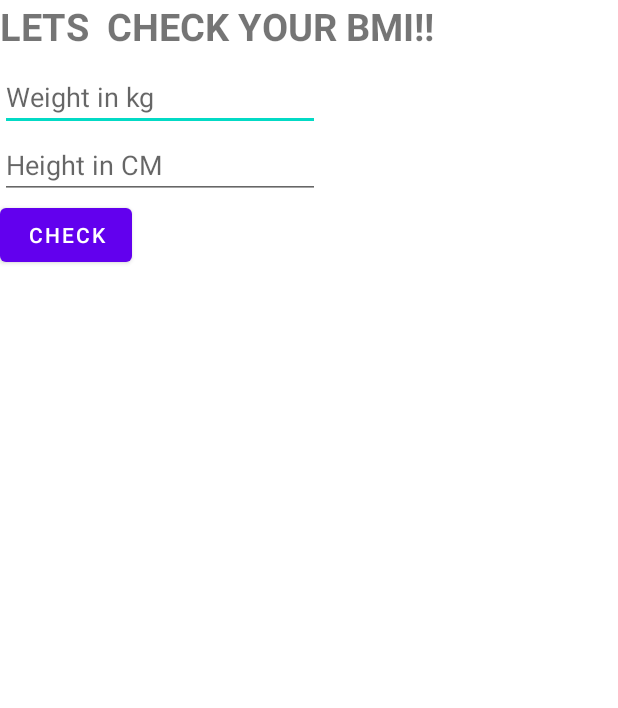
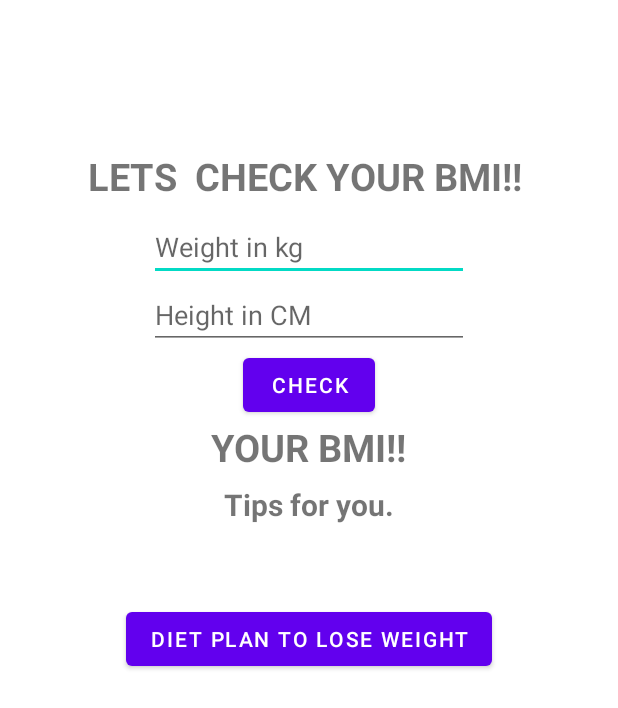
Before and after one commit to Isfaf-Uz-Zaman/HealthyLife, an Android app: the BmiCalculator screen opened directly, with no data from a screen before it, on a phone screen of 412 x 824 dp. Shown: the top 708 px of the screen. Run offline under Robolectric (Android 15) with nearby library versions, the phone set to English and light mode, and no system bars.

Commit message:
Completed the BMI calculator and rearranged the activities.

```diff
--- a/app/src/main/java/com/example/homehealthylifestyle/BmiCalculator.java
+++ b/app/src/main/java/com/example/homehealthylifestyle/BmiCalculator.java
@@ -2,10 +2,13 @@ package com.example.homehealthylifestyle;
 
 import androidx.appcompat.app.AppCompatActivity;
 
+import android.content.Intent;
 import android.os.Bundle;
+import android.text.TextUtils;
 import android.view.View;
 import android.widget.Button;
 import android.widget.EditText;
+import android.widget.TextView;
 import android.widget.Toast;
 
 public class BmiCalculator extends AppCompatActivity {
@@ -13,20 +16,46 @@ public class BmiCalculator extends AppCompatActivity {
     private Button checkBmi;
     private EditText userWeight;
     private EditText userHeight;
+    public TextView yourBmiIs,tipsForUser;
+    public Button checkTheLoseWeightPlan;
+
 
     @Override
     protected void onCreate(Bundle savedInstanceState) {
         super.onCreate(savedInstanceState);
         setContentView(R.layout.activity_bmi_calculator);
 
-        userWeight=findViewById(R.id.editTextTextPersonWeight);
-        userHeight=findViewById(R.id.editTextTextPersonHeight);
-        checkBmi=findViewById(R.id.checkBmiID);
+        userWeight=(EditText)findViewById(R.id.editTextTextPersonWeight);
+        userHeight=(EditText) findViewById(R.id.editTextTextPersonHeight);
+        checkBmi=(Button) findViewById(R.id.checkBmiID);
+        yourBmiIs = (TextView) findViewById(R.id.yourBmiID);
+        tipsForUser = (TextView)findViewById(R.id.suggestUserChart);
+        checkTheLoseWeightPlan =(Button) findViewById(R.id.checkDietChart);
+
+
+        checkTheLoseWeightPlan.setOnClickListener(new View.OnClickListener() {
+            @Override
+            public void onClick(View v) {
+                Intent intent = new Intent(BmiCalculator.this,LoseWeightPlan.class);
+                startActivity(intent);
+            }
+        });
+
 
         checkBmi.setOnClickListener(new View.OnClickListener() {
             @Override
             public void onClick(View v) {
-                calculateUseBMI();
+                if(TextUtils.isEmpty(userWeight.getText().toString()))
+                {
+                    Toast.makeText(BmiCalculator.this,"Please provide Weight",Toast.LENGTH_LONG).show();
+                }else if(TextUtils.isEmpty(userHeight.getText().toString()))
+                {
+                    Toast.makeText(BmiCalculator.this,"Please provide Height",Toast.LENGTH_LONG).show();
+                }else {
+                    calculateUseBMI();
+                }
+
+
             }
         });
 
@@ -41,9 +70,38 @@ public class BmiCalculator extends AppCompatActivity {
         float wightValue = Float.parseFloat(userProvidedWeight);
         float heightValue = Float.parseFloat(userProvidedHeight) / 100;
 
+
         float calculatedBMI = wightValue/(heightValue * heightValue);
 
-        Toast.makeText(BmiCalculator.this,""+calculatedBMI,Toast.LENGTH_LONG).show();
+        if(calculatedBMI<16)
+        {
+            yourBmiIs.setText("Your BMI is="+calculatedBMI);
+            tipsForUser.setText("You are very much Underweight");
+
+            Toast.makeText(BmiCalculator.this," with BMI="+calculatedBMI,Toast.LENGTH_LONG).show();
+        }else if(calculatedBMI<18.4)
+        {
+            yourBmiIs.setText("Your BMI is="+calculatedBMI);
+            tipsForUser.setText("You are a bit Underweight");
+            Toast.makeText(BmiCalculator.this,"You are Underweight with BMI="+calculatedBMI,Toast.LENGTH_LONG).show();
+        }else if(calculatedBMI>=18.5 && calculatedBMI<= 24.9)
+        {
+            yourBmiIs.setText("Your BMI is="+calculatedBMI);
+            tipsForUser.setText("You are in perfect shape");
+            Toast.makeText(BmiCalculator.this,"You are in perfect weight with BMI="+calculatedBMI,Toast.LENGTH_LONG).show();
+        }else if(calculatedBMI>=25 && calculatedBMI<= 29.9)
+        {
+            yourBmiIs.setText("Your BMI is="+calculatedBMI);
+            tipsForUser.setText("You are overweight.Please check the diet plan to lose weight");
+            Toast.makeText(BmiCalculator.this,"You are in over weight with BMI="+calculatedBMI,Toast.LENGTH_LONG).show();
+        }else
+        {
+            yourBmiIs.setText("Your BMI is="+calculatedBMI);
+            tipsForUser.setText("You are in critical condition Please visit a doctor");
+            Toast.makeText(BmiCalculator.this,"You are obese with BMI="+calculatedBMI,Toast.LENGTH_LONG).show();
+        }
+
+
 
 
     }
--- a/app/src/main/res/layout/activity_bmi_calculator.xml
+++ b/app/src/main/res/layout/activity_bmi_calculator.xml
@@ -4,15 +4,21 @@
     xmlns:tools="http://schemas.android.com/tools"
     android:layout_width="match_parent"
     android:layout_height="match_parent"
+    android:paddingTop="100dp"
     android:orientation="vertical"
     tools:context=".BmiCalculator">
 
+    <LinearLayout
+        android:layout_width="match_parent"
+        android:orientation="vertical"
+        android:layout_height="match_parent">
 
         <TextView
             android:id="@+id/textView2"
             android:layout_width="294dp"
             android:layout_height="42dp"
             android:text="LETS  CHECK YOUR BMI!!"
+            android:layout_gravity="center"
             android:textSize="25dp"
             android:textStyle="bold"
             tools:layout_editor_absoluteX="58dp"
@@ -25,6 +31,7 @@
             android:ems="10"
             android:hint="Weight in kg"
             android:inputType="textPersonName"
+            android:layout_gravity="center"
             tools:layout_editor_absoluteX="103dp"
             tools:layout_editor_absoluteY="210dp" />
 
@@ -32,6 +39,7 @@
             android:id="@+id/editTextTextPersonHeight"
             android:layout_width="wrap_content"
             android:layout_height="wrap_content"
+            android:layout_gravity="center"
             android:ems="10"
             android:hint="Height in CM"
             android:inputType="textPersonName"
@@ -42,8 +50,47 @@
             android:id="@+id/checkBmiID"
             android:layout_width="wrap_content"
             android:layout_height="wrap_content"
+            android:layout_gravity="center"
             android:text="Check"
             tools:layout_editor_absoluteX="158dp"
             tools:layout_editor_absoluteY="380dp" />
+        <TextView
+            android:id="@+id/yourBmiID"
+            android:layout_width="294dp"
+            android:layout_height="42dp"
+            android:textAlignment="center"
+            android:text="YOUR BMI!!"
+            android:layout_gravity="center"
+            android:textSize="25dp"
+            android:textStyle="bold"
+            tools:layout_editor_absoluteX="58dp"
+
+            tools:layout_editor_absoluteY="132dp" />
+        <TextView
+            android:id="@+id/suggestUserChart"
+            android:layout_width="287dp"
+            android:layout_height="79dp"
+            android:layout_gravity="center"
+            android:text="Tips for you."
+            android:textAlignment="center"
+            android:textSize="20dp"
+            android:textStyle="bold"
+            tools:layout_editor_absoluteX="62dp"
+            tools:layout_editor_absoluteY="325dp" />
+
+        <Button
+            android:id="@+id/checkDietChart"
+            android:layout_width="wrap_content"
+            android:layout_height="wrap_content"
+            android:layout_gravity="center|bottom"
+            android:text="Diet plan to lose weight"
+            tools:layout_editor_absoluteX="83dp"
+            tools:layout_editor_absoluteY="483dp" />
+
 
     </LinearLayout>
+
+
+
+
+</LinearLayout>
```
Also changed, not shown: app/src/main/java/com/example/homehealthylifestyle/BmiIndex.java (deleted, +0 -14 lines), app/src/main/java/com/example/homehealthylifestyle/DietChartMainActivity.java (deleted, +0 -30 lines), app/src/main/res/layout/activity_bmi_index.xml (deleted, +0 -44 lines), app/src/main/res/layout/activity_diet_chart_main.xml (deleted, +0 -54 lines), app/src/main/res/layout/activity_main.xml (+110 -105 lines). Lines whose indentation alone changed are shown as unchanged.
